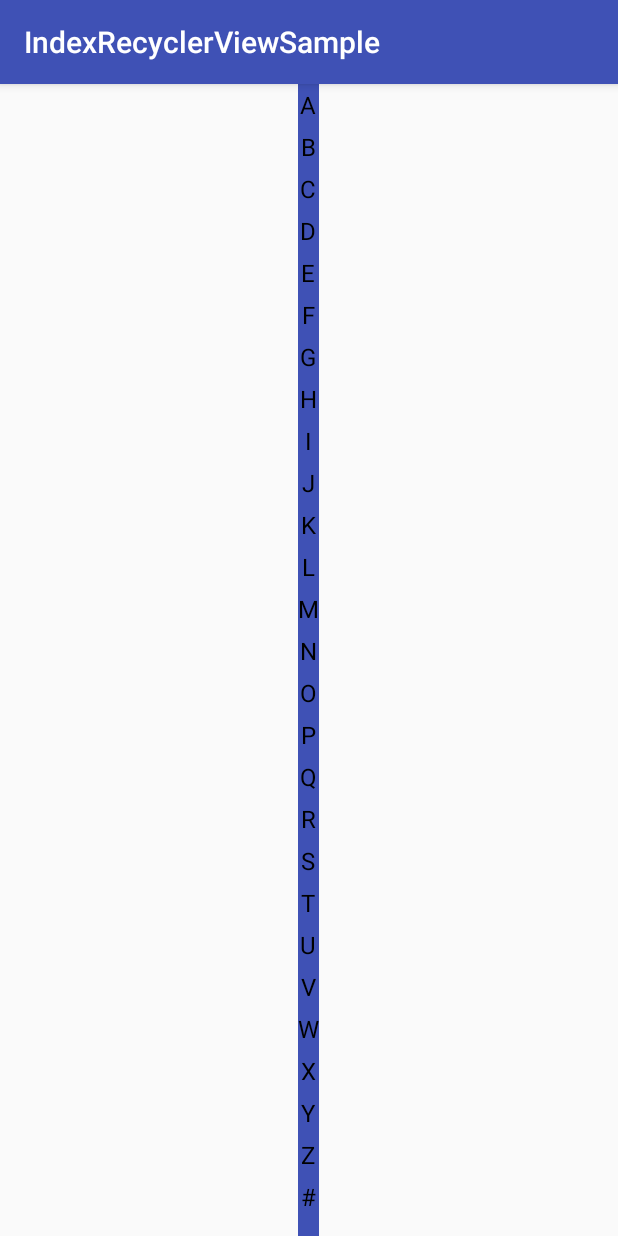
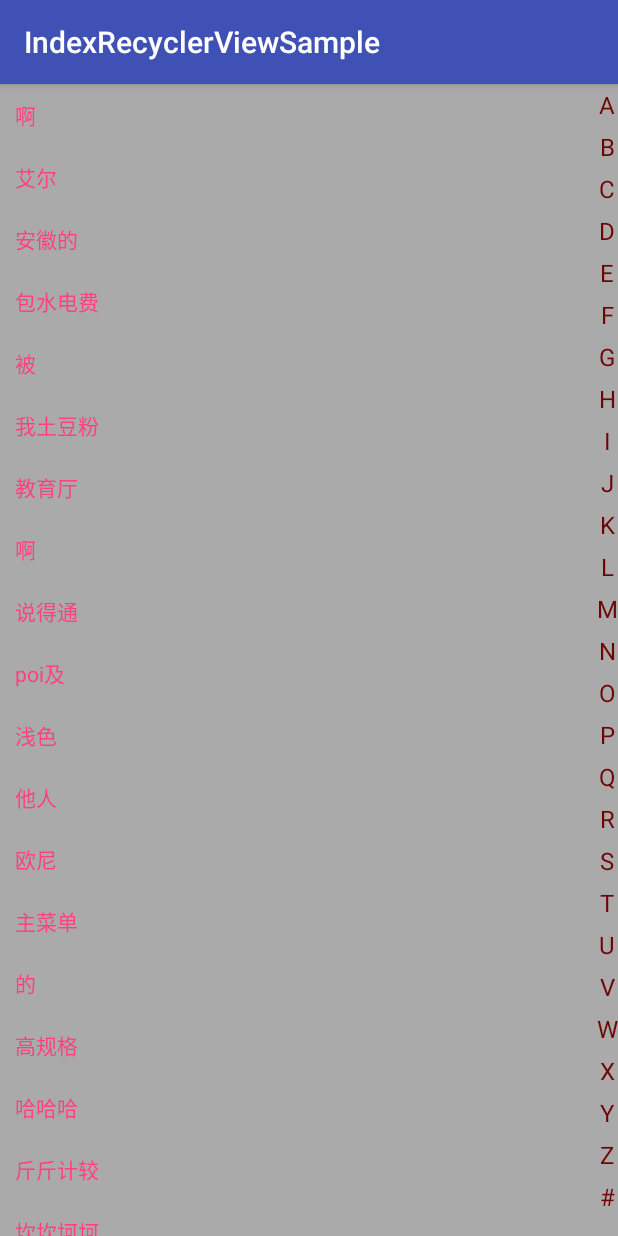
Before and after one commit to jiang-banzhi/IndexRecyclerView, an Android app: the screen it shows after launch (MainActivity), on a phone screen of 412 x 824 dp. Run offline under Robolectric (Android 15) with nearby library versions, the phone set to English and light mode, and no system bars.

Commit message:
添加indexbar颜色控制

```diff
--- a/app/build.gradle
+++ b/app/build.gradle
@@ -26,7 +26,7 @@ dependencies {
     implementation fileTree(dir: 'libs', include: ['*.jar'])
     implementation rootProject.ext.dependencies.appCompat
     implementation rootProject.ext.dependencies.constraint
-
+    implementation rootProject.ext.dependencies.recyclerview
     testImplementation 'junit:junit:4.12'
     androidTestImplementation 'com.android.support.test:runner:1.0.2'
     androidTestImplementation 'com.android.support.test.espresso:espresso-core:3.0.2'
--- a/app/src/main/java/com/banzhi/indexrecyclerviewsample/MainActivity.java
+++ b/app/src/main/java/com/banzhi/indexrecyclerviewsample/MainActivity.java
@@ -1,13 +1,97 @@
 package com.banzhi.indexrecyclerviewsample;
 
+import android.os.Bundle;
 import android.support.v7.app.AppCompatActivity;
-import android.os.Bundle;
+import android.support.v7.widget.LinearLayoutManager;
+import android.support.v7.widget.RecyclerView;
+import android.view.LayoutInflater;
+import android.view.View;
+import android.view.ViewGroup;
+import android.widget.TextView;
+
+import com.banzhi.indexrecyclerview.IndexBar;
+
+import java.util.ArrayList;
+import java.util.List;
 
 public class MainActivity extends AppCompatActivity {
+    RecyclerView recyclerView;
+    IndexBar indexBar;
+    TextView textView;
 
     @Override
     protected void onCreate(Bundle savedInstanceState) {
         super.onCreate(savedInstanceState);
         setContentView(R.layout.activity_main);
+        recyclerView = findViewById(R.id.recyclerview);
+        recyclerView.setLayoutManager(new LinearLayoutManager(this));
+        indexBar = findViewById(R.id.indexBar);
+        textView = findViewById(R.id.text);
+        indexBar.setTextView(textView);
+        initDatas();
+        recyclerView.setAdapter(new TestAdapter());
+    }
+
+
+
+    List<String> datas = new ArrayList<>();
+
+    public class TestAdapter extends RecyclerView.Adapter<TestViewHolder> {
+
+        @Override
+        public TestViewHolder onCreateViewHolder(ViewGroup parent, int viewType) {
+            LayoutInflater from = LayoutInflater.from(parent.getContext());
+            View view = from.inflate(R.layout.item_sample,parent,false);
+            return new TestViewHolder(view);
+        }
+
+        @Override
+        public void onBindViewHolder(TestViewHolder holder, int position) {
+            holder.setText(datas.get(position));
+        }
+
+        @Override
+        public int getItemCount() {
+            return datas.size();
+        }
+    }
+
+    public class TestViewHolder extends RecyclerView.ViewHolder {
+        TextView textView;
+
+        public TestViewHolder(View itemView) {
+            super(itemView);
+            textView = itemView.findViewById(R.id.item_sample_text);
+        }
+
+        public void setText(String text) {
+            textView.setText(text);
+        }
+    }
+
+
+    private void initDatas() {
+            datas.add("啊");
+            datas.add("艾尔");
+            datas.add("安徽的");
+            datas.add("包水电费");
+            datas.add("被");
+            datas.add("我土豆粉");
+            datas.add("教育厅");
+            datas.add("啊");
+            datas.add("说得通");
+            datas.add("poi及");
+            datas.add("浅色");
+            datas.add("他人");
+            datas.add("欧尼");
+            datas.add("主菜单");
+            datas.add("的");
+            datas.add("高规格");
+            datas.add("哈哈哈");
+            datas.add("斤斤计较");
+            datas.add("坎坎坷坷");
+            datas.add("啦啦啦啦");
+            datas.add("男男女女");
+            datas.add("一样一样");
     }
 }
--- a/app/src/main/res/layout/activity_main.xml
+++ b/app/src/main/res/layout/activity_main.xml
@@ -6,11 +6,28 @@
     android:layout_height="match_parent"
     tools:context="com.banzhi.indexrecyclerviewsample.MainActivity">
 
+    <android.support.v7.widget.RecyclerView
+        android:id="@+id/recyclerview"
+        android:layout_width="match_parent"
+        android:layout_height="match_parent" />
+
     <com.banzhi.indexrecyclerview.IndexBar
         android:id="@+id/indexBar"
         android:layout_width="wrap_content"
+        android:layout_height="match_parent"
+        android:layout_gravity="right"
+        app:pressTextColor="#fd0101"
+        app:textColor="#700303" />
+
+    <TextView
+        android:id="@+id/text"
+        android:layout_width="wrap_content"
+        android:layout_height="wrap_content"
         android:layout_gravity="center"
-        android:background="@color/colorPrimary"
-        android:layout_height="match_parent" />
+        android:background="@color/colorAccent"
+        android:gravity="center"
+        android:padding="20dp"
+        android:textColor="@color/colorPrimary"
+        android:visibility="gone" />
 
 </FrameLayout>
--- /dev/null
+++ b/app/src/main/res/layout/item_sample.xml
@@ -0,0 +1,13 @@
+<?xml version="1.0" encoding="utf-8"?>
+<LinearLayout xmlns:android="http://schemas.android.com/apk/res/android"
+    android:layout_width="match_parent"
+    android:layout_height="wrap_content">
+
+    <TextView
+        android:id="@+id/item_sample_text"
+        android:layout_width="match_parent"
+        android:layout_height="wrap_content"
+        android:background="@android:color/darker_gray"
+        android:padding="10dp"
+        android:textColor="@color/colorAccent" />
+</LinearLayout>
--- a/indexrecyclerview/build.gradle
+++ b/indexrecyclerview/build.gradle
@@ -2,7 +2,7 @@ apply plugin: rootProject.ext.plugins.library
 
 android {
     compileSdkVersion 26
-    resourcePrefix "Indexrecyclerview_"
+//    resourcePrefix "Indexrecyclerview_"
     defaultConfig {
         minSdkVersion rootProject.ext.android.minSdkVersion
         targetSdkVersion rootProject.ext.android.targetSdkVersion
--- a/indexrecyclerview/src/main/java/com/banzhi/indexrecyclerview/IndexBar.java
+++ b/indexrecyclerview/src/main/java/com/banzhi/indexrecyclerview/IndexBar.java
@@ -1,16 +1,21 @@
 package com.banzhi.indexrecyclerview;
 
+import android.annotation.SuppressLint;
 import android.content.Context;
 import android.content.res.TypedArray;
 import android.graphics.Canvas;
 import android.graphics.Color;
 import android.graphics.Paint;
 import android.graphics.Rect;
+import android.graphics.drawable.ColorDrawable;
+import android.graphics.drawable.Drawable;
 import android.support.annotation.Nullable;
 import android.util.AttributeSet;
+import android.util.Log;
 import android.util.TypedValue;
 import android.view.MotionEvent;
 import android.view.View;
+import android.widget.TextView;
 
 import java.util.ArrayList;
 import java.util.Arrays;
@@ -26,6 +31,7 @@ import java.util.List;
  */
 
 public class IndexBar extends View {
+    private static final String TAG = "tag";
     private Context mContext;
     /**
      * 默认索引
@@ -51,9 +57,17 @@ public class IndexBar extends View {
      */
     private Paint mPaint;
     /**
-     * 按下时的颜色
+     * 按下时的背景颜色
      */
-    private int pressColor;
+    private int mPressColor;
+    /**
+     * 按下时文字的颜色
+     */
+    private int mTextColor;
+    /**
+     * 文字的颜色
+     */
+    private int mPressTextColor;
     /**
      * 字体大小
      */
@@ -64,6 +78,10 @@ public class IndexBar extends View {
     List<String> indexDatas;
 
     boolean useDatasIndex = true;
+    /**
+     * 临时保存view背景颜色
+     */
+    private int color = android.R.color.transparent;
 
 
     public IndexBar(Context context) {
@@ -88,12 +106,31 @@ public class IndexBar extends View {
         int DEFAULT_SIZE = (int) TypedValue.applyDimension(TypedValue.COMPLEX_UNIT_SP, 16, getResources().getDisplayMetrics());
         TypedArray typedArray = context.obtainStyledAttributes(attrs, R.styleable.IndexrecyclerviewIndexBar);
         if (typedArray != null) {
-            textSize = typedArray.getDimensionPixelSize(R.styleable.IndexrecyclerviewIndexBar_Indexrecyclerview_textSize, DEFAULT_SIZE);
-            pressColor = typedArray.getColor(R.styleable.IndexrecyclerviewIndexBar_Indexrecyclerview_pressColor, DEFAULT_PRESS_COLOR);
-
+            textSize = typedArray.getDimensionPixelSize(R.styleable.IndexrecyclerviewIndexBar_textSize, DEFAULT_SIZE);
+            mPressColor = typedArray.getColor(R.styleable.IndexrecyclerviewIndexBar_pressColor, DEFAULT_PRESS_COLOR);
+            mPressTextColor = typedArray.getColor(R.styleable.IndexrecyclerviewIndexBar_pressTextColor, DEFAULT_PRESS_COLOR);
+            mTextColor = typedArray.getColor(R.styleable.IndexrecyclerviewIndexBar_textColor, DEFAULT_PRESS_COLOR);
         }
         initPaint();
         initDatas();
+        setmOnIndexPressListener(new OnIndexPressListener() {
+            @Override
+            public void onIndexChange(int index, String text) {
+                textView.setText(text);
+                textView.setVisibility(VISIBLE);
+            }
+
+            @Override
+            public void onMotionEventEnd() {
+                textView.setVisibility(GONE);
+            }
+        });
+    }
+
+    TextView textView;
+
+    public void setTextView(TextView textView) {
+        this.textView = textView;
     }
 
     private void initDatas() {
@@ -110,20 +147,52 @@ public class IndexBar extends View {
         mPaint.setAntiAlias(true);
     }
 
+    @SuppressLint("ResourceAsColor")
     @Override
     public boolean onTouchEvent(MotionEvent event) {
         if (event.getAction() == MotionEvent.ACTION_DOWN) {
             //手指抬起时背景恢复透明
-            setBackgroundColor(pressColor);
+            Drawable background = getBackground();
+            if (background != null) {
+                color = ((ColorDrawable) background).getColor();
+            }
+            setBackgroundColor(mPressColor);
+            computePressIndexLocation(event.getY());
         } else if (event.getAction() == MotionEvent.ACTION_MOVE) {
+            computePressIndexLocation(event.getY());
+        } else {
+            //手指抬起时背景恢复透明
+            setBackgroundColor(color);
+            //重置当前位置
+            currentIndex = -1;
 
-        } else  {
-            //手指抬起时背景恢复透明
-            setBackgroundResource(android.R.color.transparent);
+            if (mOnIndexPressListener != null) {
+                mOnIndexPressListener.onMotionEventEnd();
+            }
         }
-
         return true;
     }
+
+    int currentIndex = -1;
+
+    /**
+     * 计算按下的位置
+     */
+    private void computePressIndexLocation(float y) {
+        // 计算按下的区域位置
+        currentIndex = (int) ((y - getPaddingTop()) / indexHeght);
+        if (currentIndex < 0) {
+            currentIndex = 0;
+        } else if (currentIndex >= indexDatas.size()) {
+            currentIndex = indexDatas.size() - 1;
+        }
+        invalidate();
+        Log.i(TAG, "computePressIndexLocation: " + currentIndex);
+        if (mOnIndexPressListener != null) {
+            mOnIndexPressListener.onIndexChange(currentIndex, indexDatas.get(currentIndex));
+        }
+    }
+
 
     @Override
     protected void onSizeChanged(int w, int h, int oldw, int oldh) {
@@ -148,6 +217,11 @@ public class IndexBar extends View {
             Paint.FontMetrics metrics = mPaint.getFontMetrics();
             //计算baseline
             int baseLine = (int) ((indexHeght - metrics.bottom - metrics.top) / 2);
+            if (currentIndex == i) {
+                mPaint.setColor(mPressTextColor);
+            } else {
+                mPaint.setColor(mTextColor);
+            }
             //绘制文字
             canvas.drawText(index, mWidth / 2 - mPaint.measureText(index) / 2, getPaddingTop() + baseLine + indexHeght * i, mPaint);
         }
@@ -197,4 +271,23 @@ public class IndexBar extends View {
         }
         setMeasuredDimension(measureWidth, measureHeight);
     }
+
+    OnIndexPressListener mOnIndexPressListener;
+
+    public void setmOnIndexPressListener(OnIndexPressListener mOnIndexPressListener) {
+        this.mOnIndexPressListener = mOnIndexPressListener;
+    }
+
+    public interface OnIndexPressListener {
+        /**
+         * @param index 当前选中的位置
+         * @param text  选中的文字
+         */
+        void onIndexChange(int index, String text);
+
+        /**
+         * 事件结束时回调
+         */
+        void onMotionEventEnd();
+    }
 }
--- a/indexrecyclerview/src/main/res/values/attrs.xml
+++ b/indexrecyclerview/src/main/res/values/attrs.xml
@@ -2,9 +2,13 @@
 <resources>
     <declare-styleable name="IndexrecyclerviewIndexBar">
         <!--index文字大小-->
-        <attr name="Indexrecyclerview_textSize" format="dimension"></attr>
+        <attr name="textSize" format="dimension"></attr>
         <!--index按下的颜色-->
-        <attr name="Indexrecyclerview_pressColor" format="color|reference"></attr>
+        <attr name="pressColor" format="color|reference"></attr>
+        <!--index按下时文字的颜色-->
+        <attr name="pressTextColor" format="color|reference"></attr>
+        <!--index文字的颜色-->
+        <attr name="textColor" format="color|reference"></attr>
     </declare-styleable>
 
 </resources>
```
